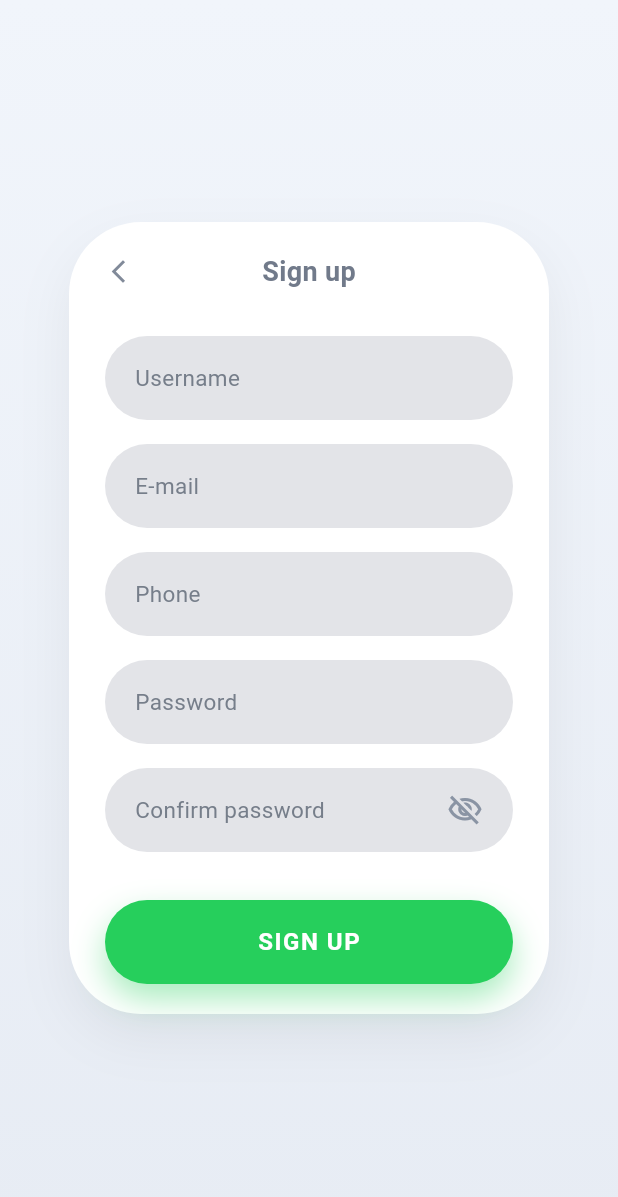
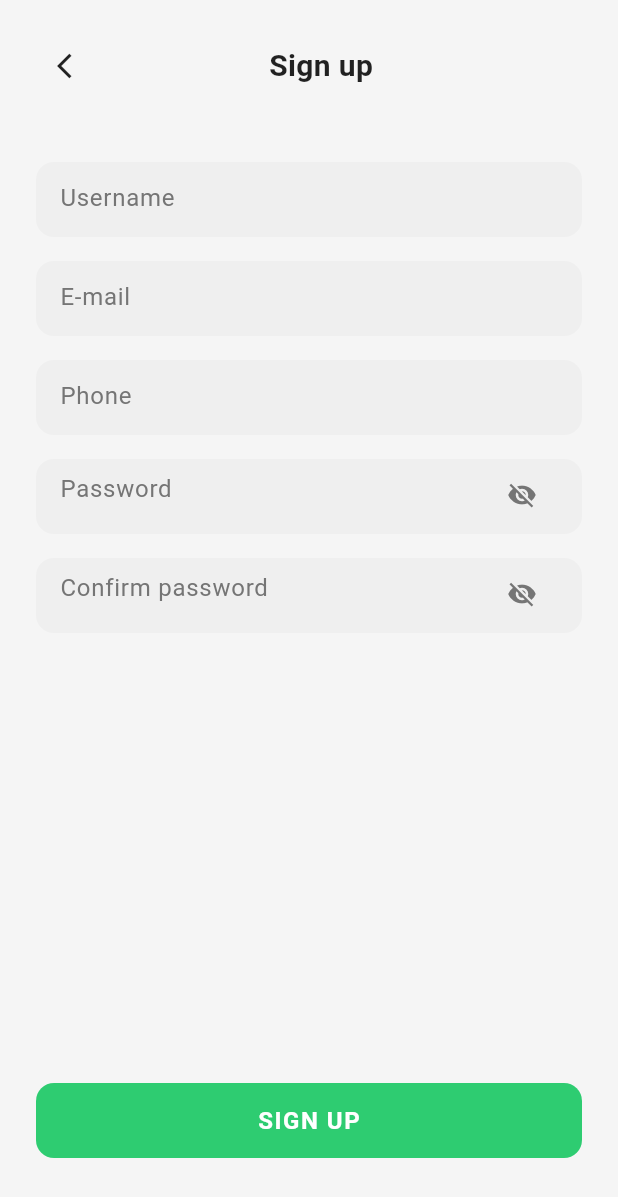
Before and after one commit to FadedShadow17/hamro_service, a Flutter app: the SignupScreen screen opened directly, on a phone screen of 412 x 824 dp. Shown: the top 1197 px of the screen. Run offline on Flutter 3.47's test engine with Material 3 defaults, Android fonts, the phone set to English and light mode, and no system bars.

Commit message:
Fonts and themes

```diff
--- a/lib/screens/signup_screen.dart
+++ b/lib/screens/signup_screen.dart
@@ -1,113 +1,225 @@
-import 'dart:math' as math;
-
 import 'package:flutter/material.dart';
 
-class SignupScreen extends StatelessWidget {
+class SignupScreen extends StatefulWidget {
   const SignupScreen({super.key});
+
+  @override
+  State<SignupScreen> createState() => _SignupScreenState();
+}
+
+class _SignupScreenState extends State<SignupScreen> {
+  bool _obscurePassword = true;
+  bool _obscureConfirmPassword = true;
 
   @override
   Widget build(BuildContext context) {
     return Scaffold(
-      body: Container(
-        width: double.infinity,
-        height: double.infinity,
-        decoration: const BoxDecoration(
-          gradient: LinearGradient(
-            colors: [
-              Color(0xFFF1F5FB),
-              Color(0xFFE7ECF4),
-            ],
-            begin: Alignment.topCenter,
-            end: Alignment.bottomCenter,
+      backgroundColor: const Color(0xFFF5F5F5),
+      body: SafeArea(
+        child: Padding(
+          padding: const EdgeInsets.symmetric(horizontal: 24, vertical: 20),
+          child: Column(
+            crossAxisAlignment: CrossAxisAlignment.stretch,
+            children: [
+              // Header with back arrow and title
+              Row(
+                children: [
+                  IconButton(
+                    icon: const Icon(
+                      Icons.arrow_back_ios,
+                      color: Colors.black87,
+                      size: 20,
                     ),
+                    onPressed: () {
+                      Navigator.of(context).pop();
+                    },
+                    padding: EdgeInsets.zero,
+                    constraints: const BoxConstraints(),
                   ),
-        child: SafeArea(
-          child: LayoutBuilder(
-            builder: (context, constraints) {
-              final maxWidth = constraints.maxWidth;
-              final panelWidth = math.min(maxWidth * 0.85, 320.0);
-
-              return Center(
-                child: Container(
-                  width: panelWidth,
-                  margin: const EdgeInsets.symmetric(vertical: 24),
-                  padding: const EdgeInsets.symmetric(horizontal: 24, vertical: 20),
-                  decoration: BoxDecoration(
-                    color: Colors.white,
-                    borderRadius: BorderRadius.circular(48),
-                    boxShadow: [
-                      BoxShadow(
-                        color: Colors.black.withOpacity(0.06),
-                        blurRadius: 30,
-                        offset: const Offset(0, 15),
-                      ),
-                    ],
-                  ),
-                  child: Column(
-                    mainAxisSize: MainAxisSize.min,
-                    children: [
-                      Row(
-                        children: const [
-                          Icon(
-                            Icons.arrow_back_ios_new,
-                            color: Color(0xFF818A99),
-                            size: 18,
-                          ),
-                          Expanded(
+                  const Expanded(
                     child: Center(
                       child: Text(
                         'Sign up',
                         style: TextStyle(
-                                  color: Color(0xFF717A8A),
-                                  fontSize: 18,
-                                  fontWeight: FontWeight.w600,
+                          fontSize: 20,
+                          fontWeight: FontWeight.bold,
+                          color: Colors.black87,
                         ),
                       ),
                     ),
                   ),
-                          SizedBox(width: 18),
+                  const SizedBox(width: 32), // Balance the back button
                 ],
               ),
-                      const SizedBox(height: 30),
-                      _RoundedField(label: 'Username'),
-                      const SizedBox(height: 16),
-                      _RoundedField(label: 'E-mail'),
-                      const SizedBox(height: 16),
-                      _RoundedField(label: 'Phone'),
-                      const SizedBox(height: 16),
-                      _RoundedField(label: 'Password'),
-                      const SizedBox(height: 16),
-                      _RoundedField(
-                        label: 'Confirm password',
-                        trailing: Icon(
-                          Icons.visibility_off_outlined,
-                          color: Color(0xFF8A94A4),
+
+              const SizedBox(height: 40),
+
+              // Username field
+              Container(
+                height: 50,
+                padding: const EdgeInsets.symmetric(horizontal: 16),
+                decoration: BoxDecoration(
+                  color: const Color(0xFFEFEFEF),
+                  borderRadius: BorderRadius.circular(12),
+                ),
+                child: const TextField(
+                  decoration: InputDecoration(
+                    hintText: 'Username',
+                    hintStyle: TextStyle(
+                      color: Color(0xFF757575),
+                      fontSize: 16,
+                    ),
+                    border: InputBorder.none,
                   ),
                 ),
-                      const SizedBox(height: 32),
-                      SizedBox(
+              ),
+
+              const SizedBox(height: 16),
+
+              // E-mail field
+              Container(
+                height: 50,
+                padding: const EdgeInsets.symmetric(horizontal: 16),
+                decoration: BoxDecoration(
+                  color: const Color(0xFFEFEFEF),
+                  borderRadius: BorderRadius.circular(12),
+                ),
+                child: const TextField(
+                  keyboardType: TextInputType.emailAddress,
+                  decoration: InputDecoration(
+                    hintText: 'E-mail',
+                    hintStyle: TextStyle(
+                      color: Color(0xFF757575),
+                      fontSize: 16,
+                    ),
+                    border: InputBorder.none,
+                  ),
+                ),
+              ),
+
+              const SizedBox(height: 16),
+
+              // Phone field
+              Container(
+                height: 50,
+                padding: const EdgeInsets.symmetric(horizontal: 16),
+                decoration: BoxDecoration(
+                  color: const Color(0xFFEFEFEF),
+                  borderRadius: BorderRadius.circular(12),
+                ),
+                child: const TextField(
+                  keyboardType: TextInputType.phone,
+                  decoration: InputDecoration(
+                    hintText: 'Phone',
+                    hintStyle: TextStyle(
+                      color: Color(0xFF757575),
+                      fontSize: 16,
+                    ),
+                    border: InputBorder.none,
+                  ),
+                ),
+              ),
+
+              const SizedBox(height: 16),
+
+              // Password field
+              Container(
+                height: 50,
+                padding: const EdgeInsets.symmetric(horizontal: 16),
+                decoration: BoxDecoration(
+                  color: const Color(0xFFEFEFEF),
+                  borderRadius: BorderRadius.circular(12),
+                ),
+                child: TextField(
+                  obscureText: _obscurePassword,
+                  decoration: InputDecoration(
+                    hintText: 'Password',
+                    hintStyle: const TextStyle(
+                      color: Color(0xFF757575),
+                      fontSize: 16,
+                    ),
+                    border: InputBorder.none,
+                    suffixIcon: IconButton(
+                      icon: Icon(
+                        _obscurePassword
+                            ? Icons.visibility_off
+                            : Icons.visibility,
+                        color: const Color(0xFF757575),
+                        size: 20,
+                      ),
+                      onPressed: () {
+                        setState(() {
+                          _obscurePassword = !_obscurePassword;
+                        });
+                      },
+                    ),
+                  ),
+                ),
+              ),
+
+              const SizedBox(height: 16),
+
+              // Confirm password field
+              Container(
+                height: 50,
+                padding: const EdgeInsets.symmetric(horizontal: 16),
+                decoration: BoxDecoration(
+                  color: const Color(0xFFEFEFEF),
+                  borderRadius: BorderRadius.circular(12),
+                ),
+                child: TextField(
+                  obscureText: _obscureConfirmPassword,
+                  decoration: InputDecoration(
+                    hintText: 'Confirm password',
+                    hintStyle: const TextStyle(
+                      color: Color(0xFF757575),
+                      fontSize: 16,
+                    ),
+                    border: InputBorder.none,
+                    suffixIcon: IconButton(
+                      icon: Icon(
+                        _obscureConfirmPassword
+                            ? Icons.visibility_off
+                            : Icons.visibility,
+                        color: const Color(0xFF757575),
+                        size: 20,
+                      ),
+                      onPressed: () {
+                        setState(() {
+                          _obscureConfirmPassword = !_obscureConfirmPassword;
+                        });
+                      },
+                    ),
+                  ),
+                ),
+              ),
+
+              const Spacer(),
+
+              // SIGN UP button
+              Padding(
+                padding: const EdgeInsets.only(bottom: 32),
+                child: SizedBox(
                   width: double.infinity,
-                        height: 56,
-                        child: DecoratedBox(
-                          decoration: BoxDecoration(
-                            color: const Color(0xFF26CF5C),
-                            borderRadius: BorderRadius.circular(28),
-                            boxShadow: const [
-                              BoxShadow(
-                                color: Color(0x6626CF5C),
-                                blurRadius: 18,
-                                offset: Offset(0, 10),
-                              ),
-                            ],
-                          ),
+                  height: 50,
+                  child: Material(
+                    color: const Color(0xFF2ECC71),
+                    borderRadius: BorderRadius.circular(12),
+                    child: InkWell(
+                      borderRadius: BorderRadius.circular(12),
+                      onTap: () {
+                        // Handle sign up action
+                      },
                       child: const Center(
                         child: Text(
                           'SIGN UP',
                           style: TextStyle(
                             color: Colors.white,
                             fontSize: 16,
-                                fontWeight: FontWeight.w600,
+                            fontWeight: FontWeight.bold,
                             letterSpacing: 1,
+                          ),
+                        ),
                       ),
                     ),
                   ),
@@ -116,47 +228,7 @@ class SignupScreen extends StatelessWidget {
             ],
           ),
         ),
-              );
-            },
-          ),
-        ),
       ),
     );
   }
 }
-
-class _RoundedField extends StatelessWidget {
-  final String label;
-  final Widget? trailing;
-
-  const _RoundedField({
-    required this.label,
-    this.trailing,
-  });
-
-  @override
-  Widget build(BuildContext context) {
-    return Container(
-      height: 56,
-      padding: const EdgeInsets.symmetric(horizontal: 20),
-      decoration: BoxDecoration(
-        color: const Color(0xFFE3E4E8),
-        borderRadius: BorderRadius.circular(28),
-      ),
-      child: Row(
-        children: [
-          Expanded(
-            child: Text(
-              label,
-              style: const TextStyle(
-                color: Color(0xFF767E8A),
-                fontSize: 15,
-              ),
-            ),
-          ),
-          if (trailing != null) trailing!,
-        ],
-      ),
-    );
-  }
-}
```
Also changed, not shown: lib/screens/onboarding/onboarding1.dart (+2 -10 lines), lib/screens/onboarding/onboarding3.dart (+2 -10 lines), pubspec.yaml (+10 -0 lines), assets/fonts/OpenSans-Bold.ttf (added), assets/fonts/OpenSans-Italic.ttf (added), assets/fonts/OpenSans-Regular.ttf (added), assets/images/image1.png (added), assets/images/image2.png (added), assets/images/image3.png (added), lib/screens/dashboard.dart (line endings or trailing spaces). Lines whose indentation alone changed are shown as unchanged.
